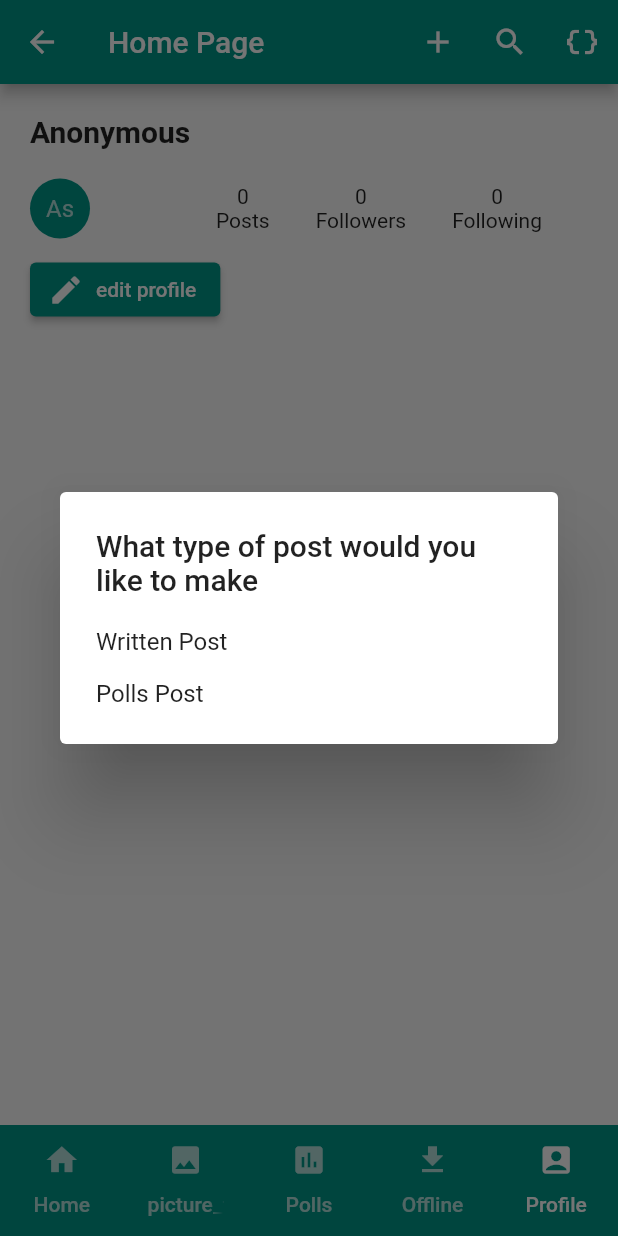
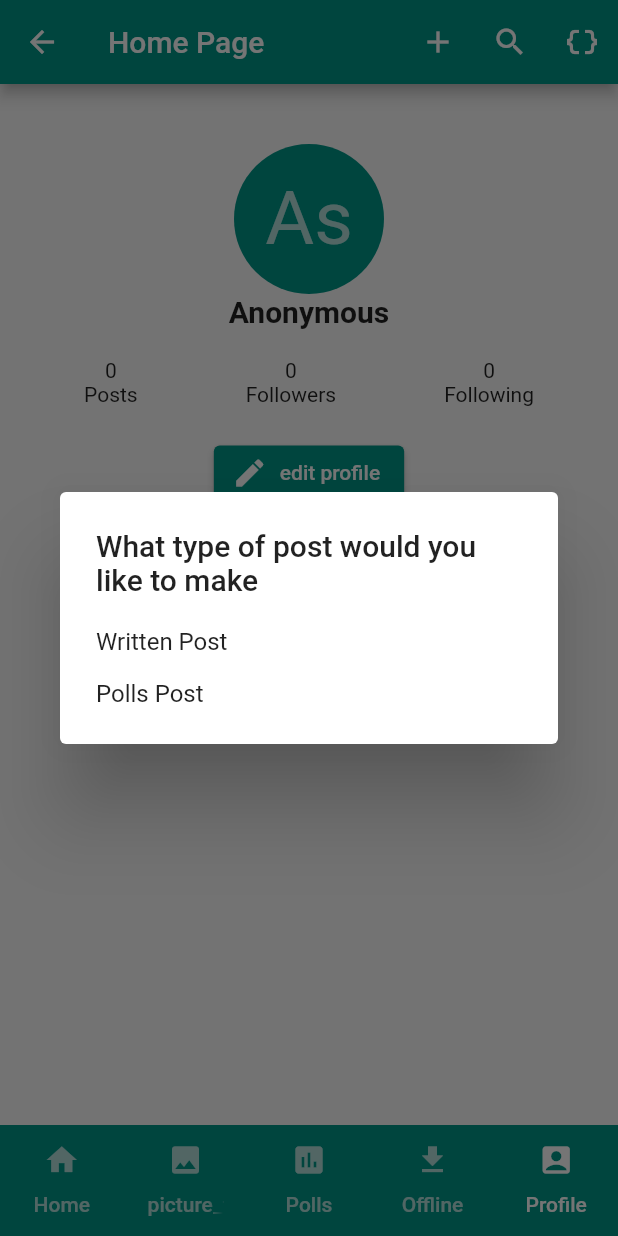
Before and after one commit to PotatoTimz/NewsFlash-App, a Flutter app: the HomePageWidget screen opened directly with empty values, item 5 of the bottom bar chosen, after a tap on the "add" icon, on a phone screen of 412 x 824 dp. Run offline on Flutter 3.47's test engine with Material 2 defaults, Android fonts, the phone set to English and light mode, and no system bars; our stand-ins replace charts_flutter_new, cloud_firestore, firebase_core, flutter_local_notifications, flutter_map, geocoding and 5 more; accounts and stored records are empty.

Commit message:
fixed internationalization for french and some ui changes for profile page

```diff
--- a/lib/main.dart
+++ b/lib/main.dart
@@ -56,6 +56,7 @@ class MyApp extends StatelessWidget {
               localizationsDelegates: [
                 AppLocalizations.delegate,
                 GlobalMaterialLocalizations.delegate,
+                GlobalCupertinoLocalizations.delegate,
                 GlobalWidgetsLocalizations.delegate,
               ],
               localeResolutionCallback: (locale, supportedLocales) {
@@ -70,10 +71,10 @@ class MyApp extends StatelessWidget {
               },
               home: const LoginPage(title: 'Flutter Demo Home Page'),
               routes: {
-                '/homePage': (context) => HomePageWidget(
-                    title: 'Home Page'),
-                '/createPostPage': (context) =>
-                    const CreatePostWidget(title: "Create a Post",),
+                '/homePage': (context) => HomePageWidget(title: 'Home Page'),
+                '/createPostPage': (context) => const CreatePostWidget(
+                      title: "Create a Post",
+                    ),
                 '/commentPage': (context) => CommentPage(),
                 '/createCommentPage': (context) => const CreateCommentPage(),
                 '/createNewPoll': (context) => const CreatePollPage(),
@@ -99,6 +100,7 @@ class LoginPage extends StatefulWidget {
 }
 
 class _LoginPageState extends State<LoginPage> {
+  final fireBaseInstance = FirebaseFirestore.instance.collection('accounts');
   final formKey = GlobalKey<FormState>();
   final notifications = Notifications();
 
@@ -222,7 +224,7 @@ class _LoginPageState extends State<LoginPage> {
                 Row(
                   mainAxisAlignment: MainAxisAlignment.center,
                   children: [
-                    Text("Don't have an account?"),
+                    Text(AppLocalizations.of(context).translate('no_account?')),
                     TextButton(
                         onPressed: goToSignUpPage, child: Text('Sign Up'))
                   ],
--- a/lib/views/HomePageTabs/ProfilePage/ProfilePageBuilder.dart
+++ b/lib/views/HomePageTabs/ProfilePage/ProfilePageBuilder.dart
@@ -6,7 +6,7 @@ import '../OfflineDatabase/OfflineHomeScreenBuilder.dart';
 import '../../DatabaseEditors.dart';
 import 'EditProfilePage.dart';
 
-class ProfileArguments{
+class ProfileArguments {
   final Account? loggedInUser;
   ProfileArguments(this.loggedInUser);
 }
@@ -26,7 +26,6 @@ class _ProfilePageBuilderState extends State<ProfilePageBuilder> {
   //Function that displays users posts and follower/following count
   @override
   Widget build(BuildContext context) {
-
     return StreamBuilder(
         stream: fireBaseInstance.snapshots(),
         builder: (BuildContext context, AsyncSnapshot snapshot) {
@@ -37,21 +36,26 @@ class _ProfilePageBuilderState extends State<ProfilePageBuilder> {
                   print("Data is missing from buildGradeList");
                   return CircularProgressIndicator();
                 } else {
-
                   List<dynamic> profilePosts = [];
-                  for (int i = 0; i < snapshot.data.docs.length; i++){
-                    PostOnline post = PostOnline.fromMap(snapshot.data.docs[i].data(), reference: snapshot.data.docs[i].reference);
-                    if(post.userName?.toLowerCase() == widget.loggedInUser!.userName!.toLowerCase()){
+                  for (int i = 0; i < snapshot.data.docs.length; i++) {
+                    PostOnline post = PostOnline.fromMap(
+                        snapshot.data.docs[i].data(),
+                        reference: snapshot.data.docs[i].reference);
+                    if (post.userName?.toLowerCase() ==
+                        widget.loggedInUser!.userName!.toLowerCase()) {
                       profilePosts.add({"post": post, "id": i});
                     }
                   }
 
-                  String tempuser ="does this work";
+                  String tempuser = "does this work";
                   // List<dynamic> profilePosts2 = [];
                   print(snapshot2.data.docs.length);
-                  for (int i = 0; i < snapshot2.data.docs.length; i++){
-                    Account post2 = Account.fromMap(snapshot2.data.docs[i].data(), reference: snapshot2.data.docs[i].reference);
-                    if(post2.userName?.toLowerCase() == widget.loggedInUser!.userName!.toLowerCase()){
+                  for (int i = 0; i < snapshot2.data.docs.length; i++) {
+                    Account post2 = Account.fromMap(
+                        snapshot2.data.docs[i].data(),
+                        reference: snapshot2.data.docs[i].reference);
+                    if (post2.userName?.toLowerCase() ==
+                        widget.loggedInUser!.userName!.toLowerCase()) {
                       widget.loggedInUser!.password = post2.password;
                       widget.loggedInUser!.email = post2.email;
                       widget.loggedInUser!.followers = post2.followers;
@@ -65,101 +69,120 @@ class _ProfilePageBuilderState extends State<ProfilePageBuilder> {
                   return ListView(
                     children: [
                       Container(
-                        padding: const EdgeInsets.symmetric(horizontal: 20, vertical: 20),
+                        padding: const EdgeInsets.symmetric(
+                            horizontal: 20, vertical: 20),
                         child: Column(
-                            crossAxisAlignment: CrossAxisAlignment.start,
+                            crossAxisAlignment: CrossAxisAlignment.center,
                             children: [
+                              const SizedBox(height: 20),
+                              CircleAvatar(
+                                radius: 50,
+                                backgroundColor: Colors.teal,
+                                child: Text(
+                                  widget.loggedInUser!.userName![0] +
+                                      widget.loggedInUser!.userName![widget
+                                              .loggedInUser!.userName!.length -
+                                          1],
+                                  style: TextStyle(fontSize: 50),
+                                ),
+                              ),
                               Text(
                                 "${widget.loggedInUser!.userName}",
-                                style: const TextStyle(fontWeight: FontWeight.bold, fontSize: 20),
+                                style: const TextStyle(
+                                    fontWeight: FontWeight.bold, fontSize: 20),
                               ),
                               const SizedBox(height: 20),
 
                               Row(
-                                mainAxisAlignment: MainAxisAlignment.spaceBetween,
+                                mainAxisAlignment: MainAxisAlignment.center,
                                 children: [
-                                  Flexible(
-                                      flex: 1,
-                                      child: CircleAvatar(
-                                        radius: 20,
-                                        backgroundColor: Colors.teal,
-                                        child: Text(widget.loggedInUser!.userName![0] +
-                                            widget.loggedInUser!.userName![widget.loggedInUser!.userName!.length - 1]),
-                                      )),
+                                  // Flexible(
+                                  //     flex: 1,
+                                  //     child: CircleAvatar(
+                                  //       radius: 20,
+                                  //       backgroundColor: Colors.teal,
+                                  //       child: Text(
+                                  //           widget.loggedInUser!.userName![0] +
+                                  //               widget.loggedInUser!.userName![
+                                  //                   widget.loggedInUser!
+                                  //                           .userName!.length -
+                                  //                       1]),
+                                  //     )),
                                   Flexible(
                                       flex: 2,
+                                      child: Container(
                                         child: Row(
+                                          mainAxisAlignment:
+                                              MainAxisAlignment.spaceAround,
                                           children: [
                                             Column(
                                               children: [
-                                              Text("${widget.loggedInUser!.numposts}" ),
-                                              Text("Posts",style: TextStyle(fontSize: 14)),
-
+                                                Text(
+                                                    "${widget.loggedInUser!.numposts}"),
+                                                Text("Posts",
+                                                    style: TextStyle(
+                                                        fontSize: 14)),
                                               ],
                                             ),
-                                          Spacer(),
+                                            // Spacer(),
                                             GestureDetector(
-                                              onTap: () async{
-                                                var updatedProfile = await Navigator.pushNamed(
-                                                    context, '/followerlist',
-                                                    arguments: ProfileArguments(
+                                                onTap: () async {
+                                                  var updatedProfile =
+                                                      await Navigator.pushNamed(
+                                                          context,
+                                                          '/followerlist',
+                                                          arguments:
+                                                              ProfileArguments(
                                                             widget.loggedInUser,
-                                                    )
-
-                                                );
-
+                                                          ));
                                                 },
                                                 child: Column(
                                                   children: [
-                                                  Text("${widget.loggedInUser!.followers}" ),
+                                                    Text(
+                                                        "${widget.loggedInUser!.followers}"),
                                                     Text("Followers"),
                                                   ],
-                                              )
-                                          ),
-                                          Spacer(),
-
+                                                )),
+                                            // Spacer(),
                                             GestureDetector(
-                                              onTap: () async{
-                                                var updatedProfile = await Navigator.pushNamed(
-                                                    context, '/followinglist',
-                                                    arguments: ProfileArguments(
+                                                onTap: () async {
+                                                  var updatedProfile =
+                                                      await Navigator.pushNamed(
+                                                          context,
+                                                          '/followinglist',
+                                                          arguments:
+                                                              ProfileArguments(
                                                             widget.loggedInUser,
-                                                    )
-
-                                                );
-
+                                                          ));
                                                 },
                                                 child: Column(
                                                   children: [
-                                                  Text("${widget.loggedInUser!.following}" ),
+                                                    Text(
+                                                        "${widget.loggedInUser!.following}"),
                                                     Text("Following"),
                                                   ],
-                                              )
-                                          ),
-                                          Spacer(),
-                                        ],
                                                 )),
-
+                                            // Spacer(),
                                           ],
                                         ),
-                              const SizedBox(height: 10),
+                                      )),
+                                ],
+                              ),
 
+                              const SizedBox(height: 20),
 
                               ElevatedButton.icon(
-                                onPressed: ()async{
+                                onPressed: () async {
                                   print(widget.loggedInUser!.userName);
-                                  setState(() {
-
-                                  });
-                                  var updatedProfile = await Navigator.pushNamed(
+                                  setState(() {});
+                                  var updatedProfile =
+                                      await Navigator.pushNamed(
                                           context, '/editprofile',
                                           arguments: ProfileArguments(
                                             widget.loggedInUser,
                                             //"${widget.loggedInUser!.userName}",
                                             //"${widget.loggedInUser!.password}"
-                                      )
-                                  );
-
+                                          ));
                                 }, //need to add page
                                 icon: Icon(
                                   // <-- Icon
@@ -176,33 +199,42 @@ class _ProfilePageBuilderState extends State<ProfilePageBuilder> {
                                   shrinkWrap: true,
                                   physics: const ScrollPhysics(),
                                   gridDelegate:
-                                  const SliverGridDelegateWithFixedCrossAxisCount(crossAxisCount: 2),
+                                      const SliverGridDelegateWithFixedCrossAxisCount(
+                                          crossAxisCount: 2),
                                   itemCount: profilePosts.length,
-                                  itemBuilder: (BuildContext context, int index) {
+                                  itemBuilder:
+                                      (BuildContext context, int index) {
                                     return GestureDetector(
                                       onTap: () {
                                         setState(() {
-                                          selectedIndex = profilePosts[index]['id'];
+                                          selectedIndex =
+                                              profilePosts[index]['id'];
                                           print(selectedIndex);
                                         });
                                       },
                                       onDoubleTap: () async {
                                         setState(() {
-                                          selectedIndex = profilePosts[index]['id'];
+                                          selectedIndex =
+                                              profilePosts[index]['id'];
                                           print(selectedIndex);
                                         });
-                                        var updatedPost = await Navigator.pushNamed(
-                                            context, '/commentPage', arguments: {
-                                          'fireBaseInstance': fireBaseInstance,
+                                        var updatedPost =
+                                            await Navigator.pushNamed(
+                                                context, '/commentPage',
+                                                arguments: {
+                                              'fireBaseInstance':
+                                                  fireBaseInstance,
                                               'user': widget.loggedInUser,
                                             });
-                                        if(updatedPost != null) {
-                                          updateOnlineDatabase(index, updatedPost, fireBaseInstance);
+                                        if (updatedPost != null) {
+                                          updateOnlineDatabase(index,
+                                              updatedPost, fireBaseInstance);
                                         }
                                       },
                                       child: Container(
                                         decoration: BoxDecoration(
-                                            color: selectedIndex != profilePosts[index]['id']
+                                            color: selectedIndex !=
+                                                    profilePosts[index]['id']
                                                 ? Colors.white
                                                 : Colors.black12),
                                         padding: EdgeInsets.all(10),
@@ -218,14 +250,8 @@ class _ProfilePageBuilderState extends State<ProfilePageBuilder> {
                     ],
                   );
                 }
-
-
-              }
-
-          );
-
-        }
-    );
+              });
+        });
   }
 }
 
```
Also changed, not shown: lang/fr.json (+6 -1 lines), lib/views/HomePageTabs/OnlineViewMode/OnlineHomeScreenBuilder.dart (+46 -44 lines). Lines whose indentation alone changed are shown as unchanged.
